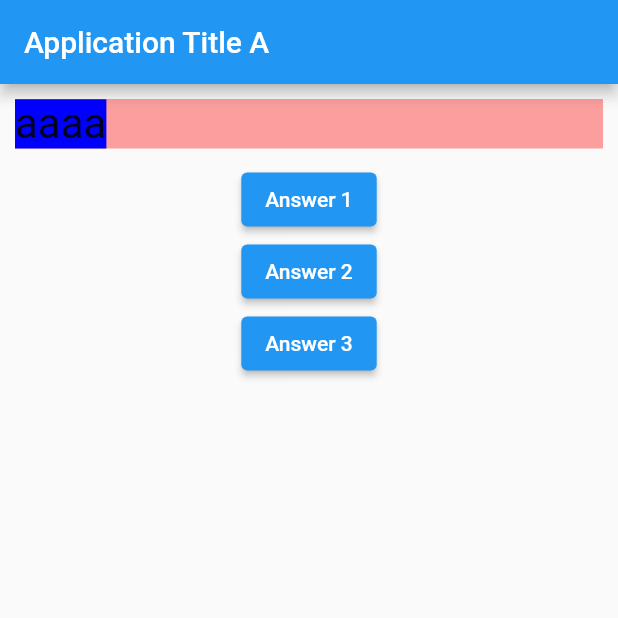
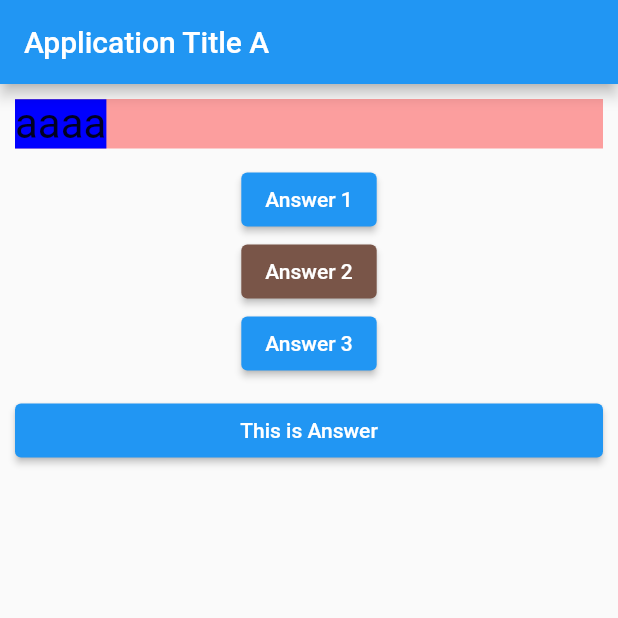
Before and after one commit to quantificial/flutter_complete_guide, a Flutter app: the screen it shows after launch, on a phone screen of 412 x 824 dp, the top half of it. Run offline on Flutter 3.47's test engine with Material 2 defaults, Android fonts, the phone set to English and light mode, and no system bars.

Commit message:
add callback function

```diff
--- /dev/null
+++ b/lib/answer.dart
@@ -0,0 +1,23 @@
+import 'package:flutter/material.dart';
+import 'package:flutter/src/widgets/framework.dart';
+import 'package:flutter/src/widgets/placeholder.dart';
+
+class Answer extends StatelessWidget {
+  const Answer({super.key, required this.onPressedFunction});
+
+  final VoidCallback onPressedFunction;
+
+  @override
+  Widget build(BuildContext context) {
+    return Container(
+      width: double.infinity,
+      margin: EdgeInsets.all(10.0),
+      // ignore: prefer_const_constructors
+      child: ElevatedButton(
+        child: Text('This is Answer'),
+        style: ButtonStyle(alignment: Alignment.center),
+        onPressed: onPressedFunction,
+      ),
+    );
+  }
+}
--- a/lib/main.dart
+++ b/lib/main.dart
@@ -1,5 +1,6 @@
 import 'package:flutter/material.dart';
 import 'question.dart';
+import 'answer.dart';
 
 void main() {
   runApp(MyApp());
@@ -26,6 +27,13 @@ class MyAppState extends State<MyApp> {
     print('dsadsadsa');
   }
 
+  void changeTitleA() {
+    setState(() {
+      title = "Application A~~~";
+    });
+    print('dsadsadsa');
+  }
+
   @override
   Widget build(BuildContext context) {
     return MaterialApp(
@@ -39,13 +47,17 @@ class MyAppState extends State<MyApp> {
               Question(questionText: questions[0]),
               ElevatedButton(onPressed: changeTitle, child: Text('Answer 1')),
               ElevatedButton(
-                  onPressed: () => {print('press answer 2')},
-                  child: Text('Answer 2')),
+                onPressed: () => {print('press answer 2')},
+                child: Text('Answer 2'),
+                style: ButtonStyle(
+                    backgroundColor: MaterialStateProperty.all(Colors.brown)),
+              ),
               ElevatedButton(
                   onPressed: () {
                     print('pressed answer 3');
                   },
                   child: Text('Answer 3')),
+              Answer(onPressedFunction: changeTitleA),
             ],
           )),
     );
```
